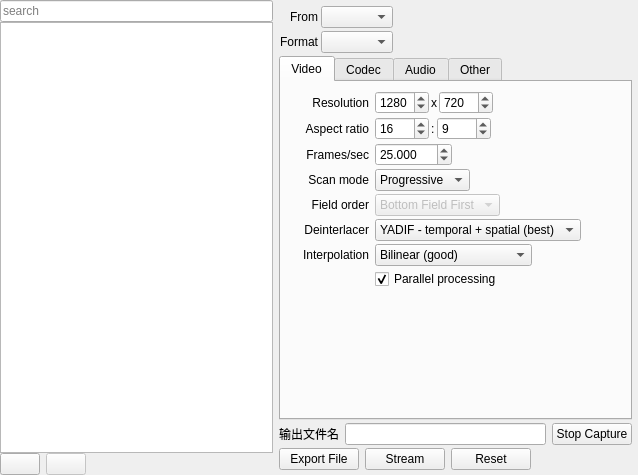
Qt form src/docks/encodedock.ui (leoxxw/myshotcut) before a commit.
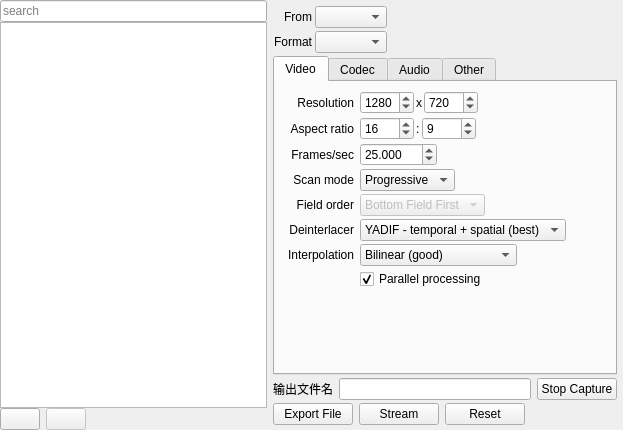
The same form after that commit. Icons and pictures are not drawn. Custom widgets are drawn as their Qt base class.

```diff
--- a/src/docks/encodedock.ui
+++ b/src/docks/encodedock.ui
@@ -6,8 +6,8 @@
    <rect>
     <x>0</x>
     <y>0</y>
-    <width>638</width>
-    <height>475</height>
+    <width>623</width>
+    <height>430</height>
    </rect>
   </property>
   <property name="minimumSize">
@@ -134,8 +134,8 @@
         <rect>
          <x>0</x>
          <y>0</y>
-         <width>365</width>
-         <height>453</height>
+         <width>356</width>
+         <height>408</height>
         </rect>
        </property>
        <layout class="QVBoxLayout" name="verticalLayout_3">
```
